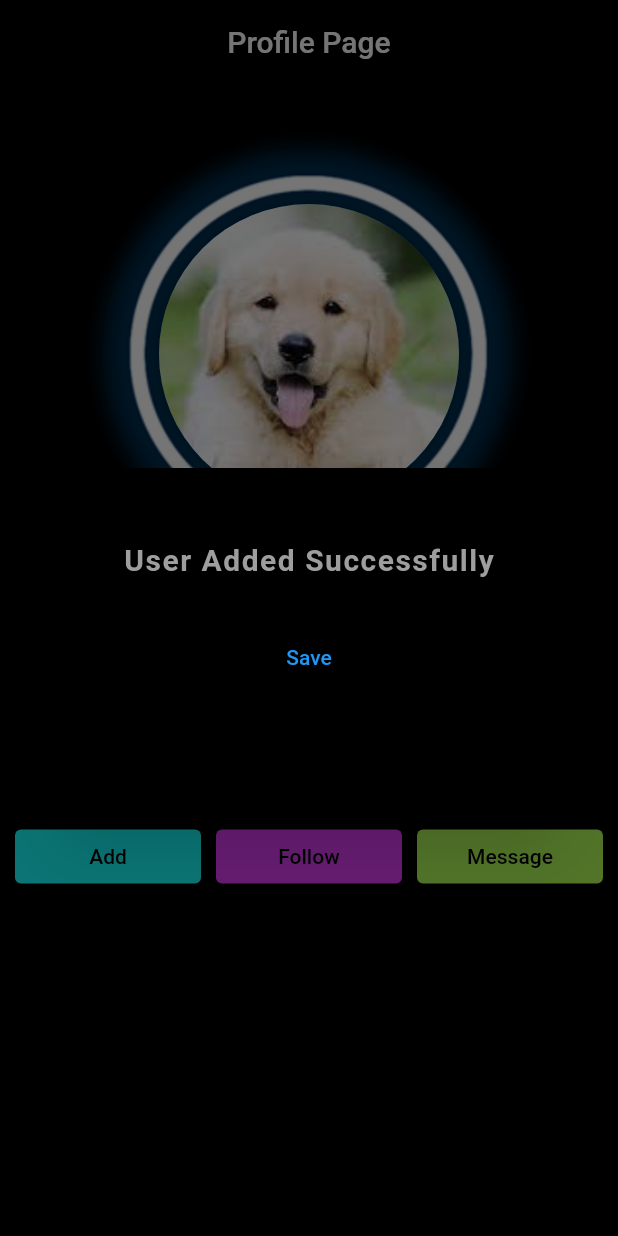
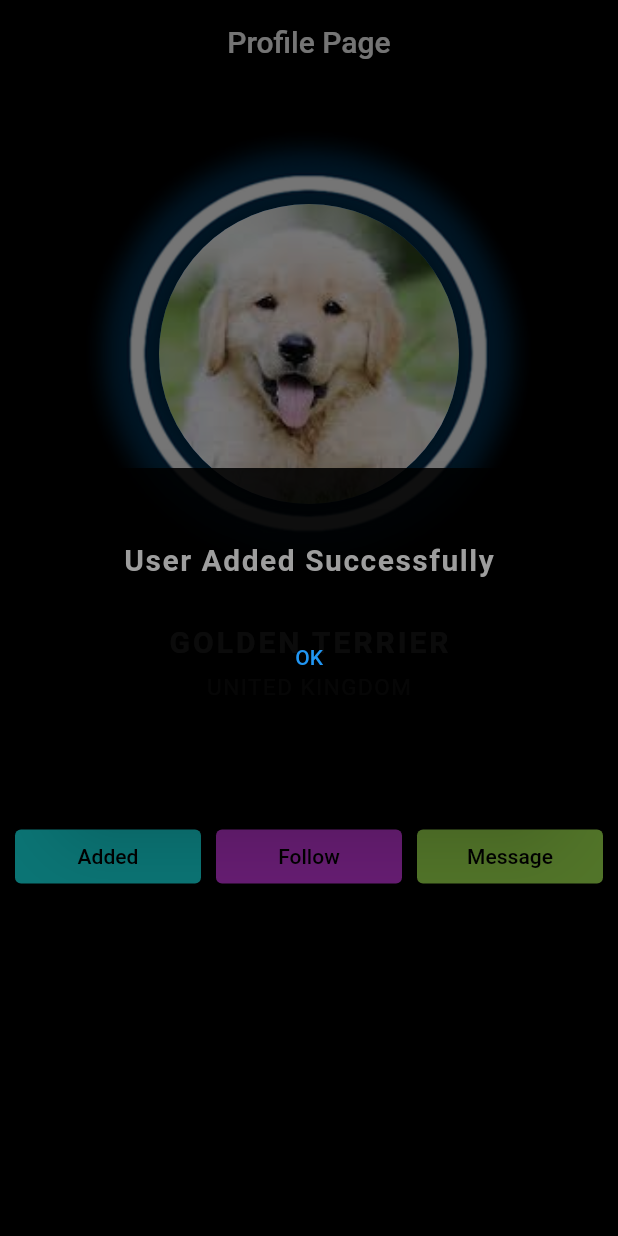
Before and after one commit to mathewp88/profile_page, a Flutter app: the screen it shows after launch, after a tap on "Add", on a phone screen of 412 x 824 dp. Run offline on Flutter 3.47's test engine with Material 2 defaults, Android fonts, the phone set to English and light mode, and no system bars.

Commit message:
Added both pages.

```diff
--- a/lib/main.dart
+++ b/lib/main.dart
@@ -1,4 +1,5 @@
 import 'package:flutter/material.dart';
+import 'messaging.dart';
 
 void main() => runApp(MaterialApp(
   home: ProfilePage(),
@@ -65,6 +66,8 @@ class Options extends StatefulWidget {
 }
 
 class _OptionsState extends State<Options> {
+  String followstatus = 'Follow';
+  String addstatus = 'Add';
   @override
   Widget build(BuildContext context) {
     return Container(
@@ -83,7 +86,7 @@ class _OptionsState extends State<Options> {
                     context: context,
                     builder: (BuildContext context) {
                       return Dialog(
-                        backgroundColor: Colors.black,
+                        backgroundColor: Colors.black87,
                         shape: RoundedRectangleBorder(
                             borderRadius:
                             BorderRadius.circular(20.0)), //this right here
@@ -114,7 +117,7 @@ class _OptionsState extends State<Options> {
                                       Navigator.of(context).pop();
                                     },
                                     child: Text(
-                                      "Save",
+                                      "OK",
                                     ),
                                   ),
                                 )
@@ -124,8 +127,9 @@ class _OptionsState extends State<Options> {
                         ),
                       );
                     });
+                setState(() => addstatus = 'Added');
               },
-              child: Text('Add'),
+              child: Text(addstatus),
             ),
           ),
           SizedBox(width: 10.0),
@@ -135,8 +139,10 @@ class _OptionsState extends State<Options> {
                 backgroundColor: MaterialStateProperty.all<Color>(Colors.purpleAccent),
                 foregroundColor: MaterialStateProperty.all<Color>(Colors.black),
               ),
-              onPressed: () { },
-              child: Text('Follow'),
+              onPressed: () {
+                setState(() => followstatus = 'Following');
+              },
+              child: Text(followstatus),
             ),
           ),
           SizedBox(width: 10.0),
@@ -146,7 +152,12 @@ class _OptionsState extends State<Options> {
                 backgroundColor: MaterialStateProperty.all<Color>(Colors.lightGreenAccent),
                 foregroundColor: MaterialStateProperty.all<Color>(Colors.black),
               ),
-              onPressed: () { },
+              onPressed: () {
+                Navigator.push(
+                  context,
+                  MaterialPageRoute(builder: (context) => Messaging()),
+                );
+              },
               child: Text('Message'),
             ),
           ),
```
Also changed, not shown: lib/messaging.dart (added, +22 -0 lines).
